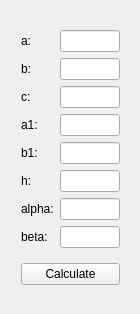
This is TrigHelper/trighelper.ui in frostblooded/TrigHelper as Qt 5 draws it before an edit. The edited form follows.
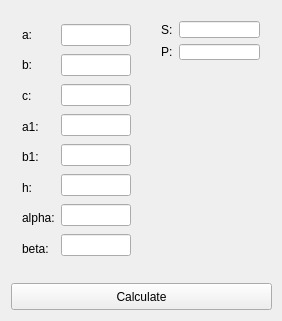
This is the edited form.

Patch:
```diff
--- a/TrigHelper/trighelper.ui
+++ b/TrigHelper/trighelper.ui
@@ -6,24 +6,35 @@
    <rect>
     <x>0</x>
     <y>0</y>
-    <width>140</width>
-    <height>314</height>
+    <width>282</width>
+    <height>321</height>
    </rect>
   </property>
   <property name="windowTitle">
    <string>TrigHelper</string>
   </property>
-  <widget class="QWidget" name="layoutWidget">
+  <widget class="QPushButton" name="calculate_button">
    <property name="geometry">
     <rect>
-     <x>10</x>
-     <y>10</y>
-     <width>121</width>
-     <height>297</height>
+     <x>11</x>
+     <y>283</y>
+     <width>261</width>
+     <height>27</height>
     </rect>
    </property>
-   <layout class="QVBoxLayout" name="verticalLayout_3">
-    <item>
+   <property name="text">
+    <string>Calculate</string>
+   </property>
+  </widget>
+  <widget class="QWidget" name="">
+   <property name="geometry">
+    <rect>
+     <x>11</x>
+     <y>11</y>
+     <width>131</width>
+     <height>261</height>
+    </rect>
+   </property>
      <layout class="QHBoxLayout" name="horizontalLayout">
       <item>
        <layout class="QVBoxLayout" name="verticalLayout_2">
@@ -114,13 +125,44 @@
        </layout>
       </item>
      </layout>
+  </widget>
+  <widget class="QWidget" name="">
+   <property name="geometry">
+    <rect>
+     <x>150</x>
+     <y>10</y>
+     <width>121</width>
+     <height>61</height>
+    </rect>
+   </property>
+   <layout class="QHBoxLayout" name="horizontalLayout_2">
+    <item>
+     <layout class="QVBoxLayout" name="verticalLayout_3">
+      <item>
+       <widget class="QLabel" name="label_9">
+        <property name="text">
+         <string>S:</string>
+        </property>
+       </widget>
     </item>
     <item>
-     <widget class="QPushButton" name="calculate_button">
+       <widget class="QLabel" name="label_10">
       <property name="text">
-       <string>Calculate</string>
-      </property>
-     </widget>
+         <string>P:</string>
+        </property>
+       </widget>
+      </item>
+     </layout>
+    </item>
+    <item>
+     <layout class="QVBoxLayout" name="verticalLayout_4">
+      <item>
+       <widget class="QLineEdit" name="S_display"/>
+      </item>
+      <item>
+       <widget class="QLineEdit" name="P_display"/>
+      </item>
+     </layout>
     </item>
    </layout>
   </widget>
```
Lines whose indentation alone changed are shown as unchanged.
